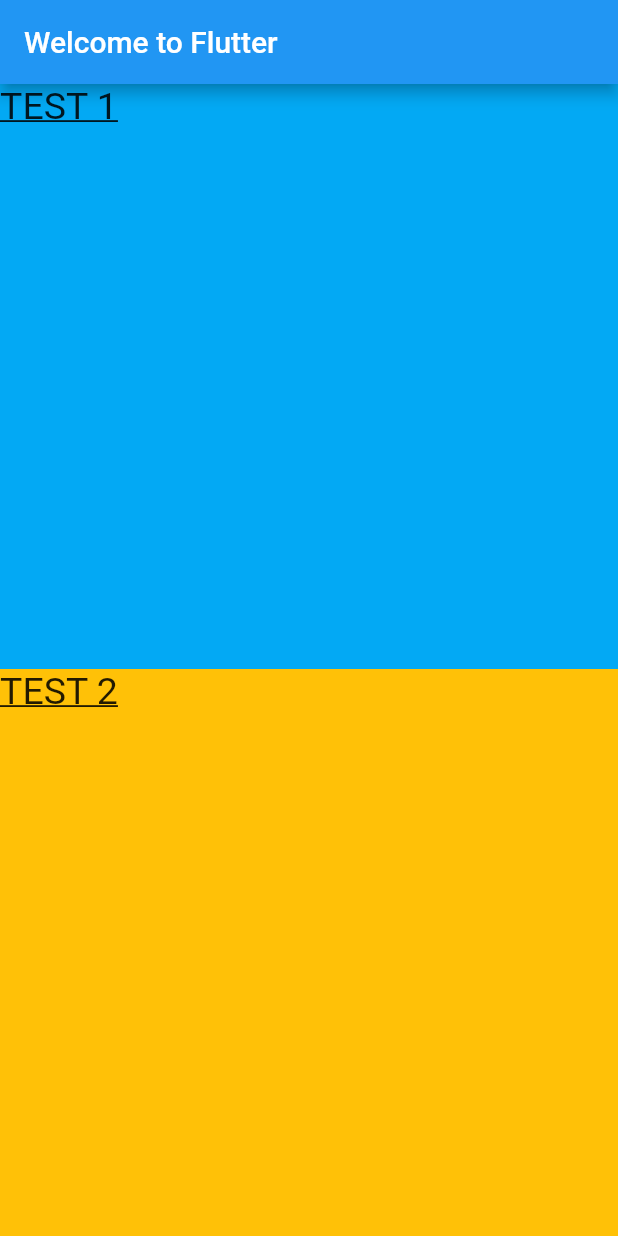
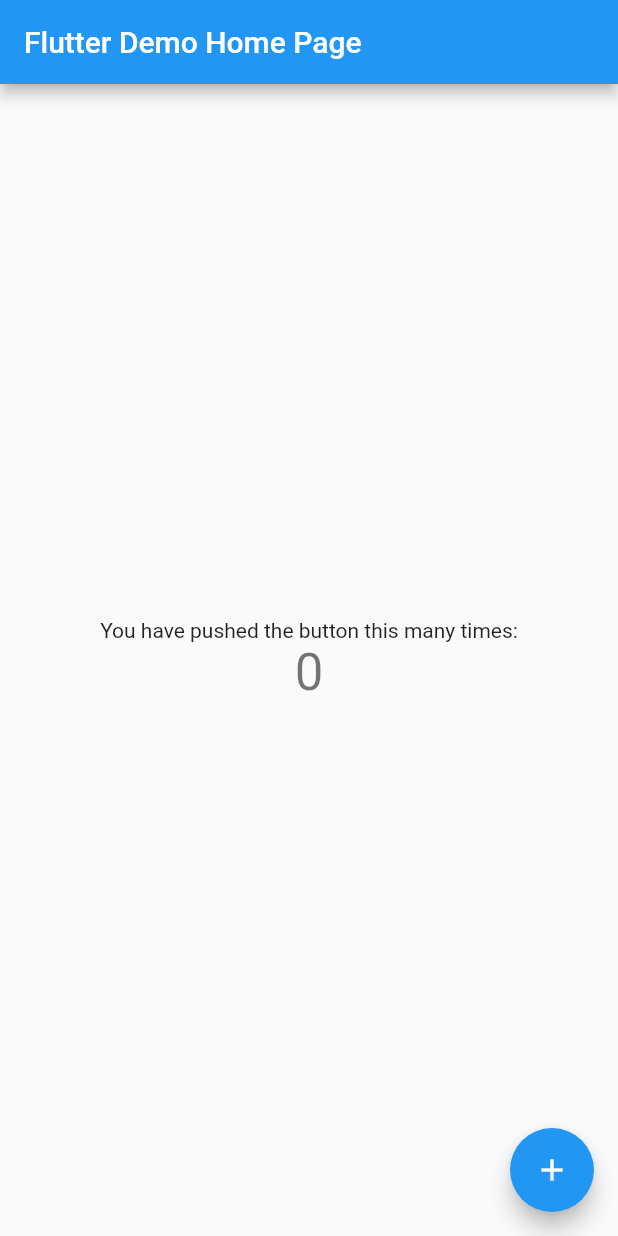
Before and after one commit to GuoYFnice/Flutter_App_First, a Flutter app: the screen it shows after launch, on a phone screen of 412 x 824 dp. Run offline on Flutter 3.47's test engine with Material 2 defaults, Android fonts, the phone set to English and light mode, and no system bars.

Commit message:
feat:修改一下项目的格式（展示多个练习形式）

```diff
--- /dev/null
+++ b/lib/class_1.dart
@@ -0,0 +1,95 @@
+import 'package:flutter/material.dart';
+
+/*
+* class_1
+* 一个简单的flutter布局练习‘
+*/
+
+// 声明MyApp类
+class MyApp extends StatelessWidget {
+  //重写build方法
+  @override
+  Widget build(BuildContext context) {
+    //返回一个Material风格的组件
+    return MaterialApp(
+      title: 'Welcome to Flutteraa',
+      home: Scaffold(
+        //创建一个Bar，并添加文本
+        appBar: AppBar(
+          title: Text('Welcome to Flutter'),
+        ),
+        //在主体的中间区域，添加一个hello world 的文本
+        body: Center(
+          child: Container(child: MyList()),
+        ),
+      ),
+    );
+  }
+}
+
+class MyList extends StatelessWidget {
+  @override
+  Widget build(BuildContext context) {
+    return ListView(
+      // scrollDirection: Axis.horizontal,
+      children: <Widget>[
+        new Container(
+          width: 180.0,
+          height: 390.0,
+          color: Colors.lightBlue,
+          child: Text(
+            'TEST 1',
+            textAlign: TextAlign.left,
+            style: TextStyle(
+              fontSize: 25.0,
+              decoration: TextDecoration.underline,
+              decorationStyle: TextDecorationStyle.solid,
+            ),
+          ),
+        ),
+        new Container(
+          width: 180.0,
+          height: 390.0,
+          color: Colors.amber,
+          child: Text(
+            'TEST 2',
+            textAlign: TextAlign.left,
+            style: TextStyle(
+              fontSize: 25.0,
+              decoration: TextDecoration.underline,
+              decorationStyle: TextDecorationStyle.solid,
+            ),
+          ),
+        ),
+        new Container(
+          width: 180.0,
+          height: 390.0,
+          color: Colors.deepOrange,
+          child: Text(
+            'TEST 3',
+            textAlign: TextAlign.left,
+            style: TextStyle(
+              fontSize: 25.0,
+              decoration: TextDecoration.underline,
+              decorationStyle: TextDecorationStyle.solid,
+            ),
+          ),
+        ),
+        new Container(
+          width: 180.0,
+          height: 390.0,
+          color: Colors.deepPurpleAccent,
+          child: Text(
+            'TEST 4',
+            textAlign: TextAlign.left,
+            style: TextStyle(
+              fontSize: 25.0,
+              decoration: TextDecoration.underline,
+              decorationStyle: TextDecorationStyle.solid,
+            ),
+          ),
+        ),
+      ],
+    );
+  }
+}
--- /dev/null
+++ b/lib/class_2.dart
@@ -0,0 +1,68 @@
+// 导入包。
+import 'package:flutter/material.dart';
+/*
+* class_2
+* 路由相关
+*/
+
+// lutter在构建页面时，会调用组件的build方法，widget的主要工作是提供一个build()方法来描述如何构建UI界面（通常是通过组合、拼装其它基础widget）。
+class MyApp extends StatelessWidget {
+  @override
+  Widget build(BuildContext context) {
+    return new MaterialApp(
+      title: 'Flutter Demo',
+      theme: new ThemeData(
+        primarySwatch: Colors.blue,
+      ),
+      home: new MyHomePage(title: 'Flutter Demo Home Page'),
+    );
+  }
+}
+
+// MyHomePage 是Flutter应用的首页，它继承自StatefulWidget类，表示它是一个有状态的组件（Stateful widget）。
+class MyHomePage extends StatefulWidget {
+  MyHomePage({Key key, this.title}) : super(key: key);
+  final String title;
+
+  @override
+  _MyHomePageState createState() => new _MyHomePageState();
+}
+
+class _MyHomePageState extends State<MyHomePage> {
+  int _counter = 0;
+
+  void _incrementCounter() {
+    setState(() {
+      _counter++;
+    });
+  }
+
+  @override
+  Widget build(BuildContext context) {
+    // Scaffold 是 Material 库中提供的页面脚手架，它提供了默认的导航栏、标题和包含主屏幕widget树（后同“组件树”或“部件树”）的body属性，组件树可以很复杂。本书后面示例中，路由默认都是通过Scaffold创建。
+    return new Scaffold(
+      appBar: new AppBar(
+        title: new Text(widget.title),
+      ),
+      body: new Center(
+        child: new Column(
+          mainAxisAlignment: MainAxisAlignment.center,
+          children: <Widget>[
+            new Text(
+              'You have pushed the button this many times:',
+            ),
+            new Text(
+              '$_counter',
+              style: Theme.of(context).textTheme.headline4,
+            ),
+          ],
+        ),
+      ),
+      floatingActionButton: new FloatingActionButton(
+        onPressed: _incrementCounter,
+        tooltip: 'Increment',
+        child: new Icon(Icons.add),
+      ), // This trailing comma makes auto-formatting nicer for build methods.
+    );
+  }
+}
--- a/lib/main.dart
+++ b/lib/main.dart
@@ -1,93 +1,6 @@
+// 导入包。
 import 'package:flutter/material.dart';
+import 'class_2.dart';
 
-//主函数（入口函数），下面我会简单说说Dart的函数
-void main() => runApp(MyApp());
-
-// 声明MyApp类
-class MyApp extends StatelessWidget {
-  //重写build方法
-  @override
-  Widget build(BuildContext context) {
-    //返回一个Material风格的组件
-    return MaterialApp(
-      title: 'Welcome to Flutteraa',
-      home: Scaffold(
-        //创建一个Bar，并添加文本
-        appBar: AppBar(
-          title: Text('Welcome to Flutter'),
-        ),
-        //在主体的中间区域，添加一个hello world 的文本
-        body: Center(
-          child: Container(child: MyList()),
-        ),
-      ),
-    );
-  }
-}
-
-class MyList extends StatelessWidget {
-  @override
-  Widget build(BuildContext context) {
-    return ListView(
-      // scrollDirection: Axis.horizontal,
-      children: <Widget>[
-        new Container(
-          width: 180.0,
-          height: 390.0,
-          color: Colors.lightBlue,
-          child: Text(
-            'TEST 1',
-            textAlign: TextAlign.left,
-            style: TextStyle(
-              fontSize: 25.0,
-              decoration: TextDecoration.underline,
-              decorationStyle: TextDecorationStyle.solid,
-            ),
-          ),
-        ),
-        new Container(
-          width: 180.0,
-          height: 390.0,
-          color: Colors.amber,
-          child: Text(
-            'TEST 2',
-            textAlign: TextAlign.left,
-            style: TextStyle(
-              fontSize: 25.0,
-              decoration: TextDecoration.underline,
-              decorationStyle: TextDecorationStyle.solid,
-            ),
-          ),
-        ),
-        new Container(
-          width: 180.0,
-          height: 390.0,
-          color: Colors.deepOrange,
-          child: Text(
-            'TEST 3',
-            textAlign: TextAlign.left,
-            style: TextStyle(
-              fontSize: 25.0,
-              decoration: TextDecoration.underline,
-              decorationStyle: TextDecorationStyle.solid,
-            ),
-          ),
-        ),
-        new Container(
-          width: 180.0,
-          height: 390.0,
-          color: Colors.deepPurpleAccent,
-          child: Text(
-            'TEST 4',
-            textAlign: TextAlign.left,
-            style: TextStyle(
-              fontSize: 25.0,
-              decoration: TextDecoration.underline,
-              decorationStyle: TextDecorationStyle.solid,
-            ),
-          ),
-        ),
-      ],
-    );
-  }
-}
+// 应用入口。
+void main() => runApp(new MyApp());
```
Also changed, not shown: 1 other file.
